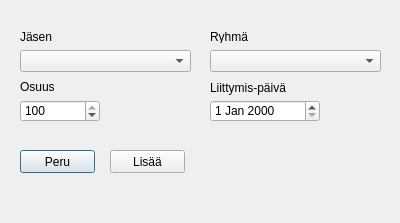
Above: desktopApp/ui/addMembershipDialog.ui from eeroleppalehto/Jahtirekisteri before the change. Below: the same form after it.
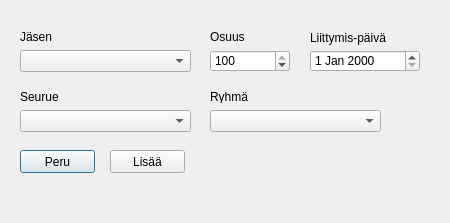
That is the form after the change.

Patch:
```diff
--- a/desktopApp/ui/addMembershipDialog.ui
+++ b/desktopApp/ui/addMembershipDialog.ui
@@ -6,7 +6,7 @@
    <rect>
     <x>0</x>
     <y>0</y>
-    <width>400</width>
+    <width>450</width>
     <height>223</height>
    </rect>
   </property>
@@ -39,8 +39,8 @@
   <widget class="QDateEdit" name="membershipJoinDateEdit">
    <property name="geometry">
     <rect>
-     <x>210</x>
-     <y>100</y>
+     <x>310</x>
+     <y>50</y>
      <width>110</width>
      <height>22</height>
     </rect>
@@ -49,8 +49,8 @@
   <widget class="QLabel" name="membershipJoinLabel">
    <property name="geometry">
     <rect>
-     <x>210</x>
-     <y>80</y>
+     <x>310</x>
+     <y>30</y>
      <width>91</width>
      <height>16</height>
     </rect>
@@ -63,7 +63,7 @@
    <property name="geometry">
     <rect>
      <x>210</x>
-     <y>50</y>
+     <y>110</y>
      <width>171</width>
      <height>22</height>
     </rect>
@@ -73,8 +73,8 @@
    <property name="geometry">
     <rect>
      <x>210</x>
-     <y>30</y>
-     <width>47</width>
+     <y>90</y>
+     <width>70</width>
      <height>13</height>
     </rect>
    </property>
@@ -85,8 +85,8 @@
   <widget class="QLabel" name="membershipShareLabel">
    <property name="geometry">
     <rect>
-     <x>20</x>
-     <y>80</y>
+     <x>210</x>
+     <y>30</y>
      <width>47</width>
      <height>13</height>
     </rect>
@@ -127,8 +127,8 @@
   <widget class="QSpinBox" name="membershipShareSpinBox">
    <property name="geometry">
     <rect>
-     <x>20</x>
-     <y>100</y>
+     <x>210</x>
+     <y>50</y>
      <width>80</width>
      <height>22</height>
     </rect>
@@ -143,6 +143,29 @@
     <number>100</number>
    </property>
   </widget>
+  <widget class="QLabel" name="membershipGroupLabel_2">
+   <property name="geometry">
+    <rect>
+     <x>20</x>
+     <y>90</y>
+     <width>60</width>
+     <height>13</height>
+    </rect>
+   </property>
+   <property name="text">
+    <string>Seurue</string>
+   </property>
+  </widget>
+  <widget class="QComboBox" name="membershipPartyComboBox">
+   <property name="geometry">
+    <rect>
+     <x>20</x>
+     <y>110</y>
+     <width>171</width>
+     <height>22</height>
+    </rect>
+   </property>
+  </widget>
  </widget>
  <tabstops>
   <tabstop>membershipMemberComboBox</tabstop>
```
